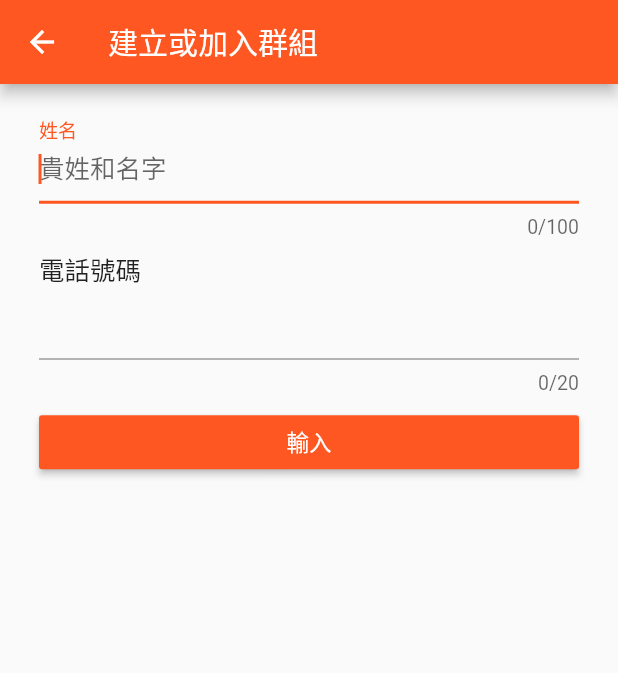
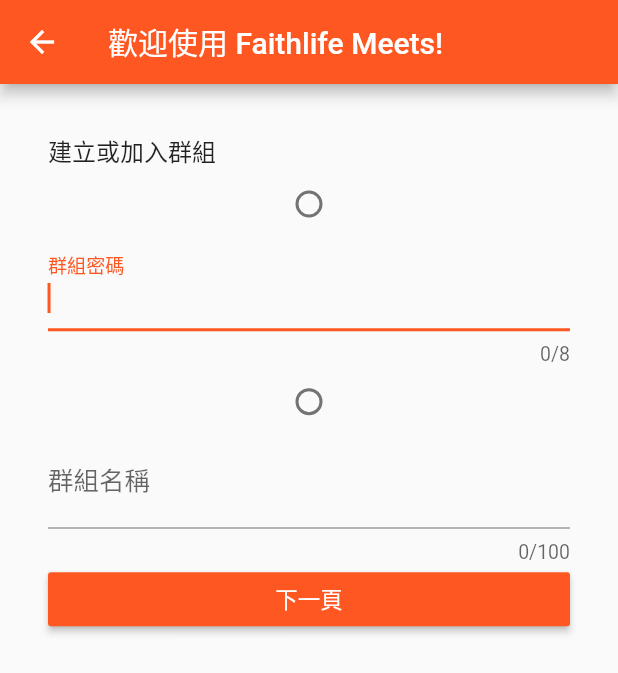
Before and after one commit to jonafanho/Faithlife-Hackathon-2019, a Flutter app: the CreateJoinGroup screen opened directly, on a phone screen of 412 x 824 dp. Shown: the top 673 px of the screen. Run offline on Flutter 3.47's test engine with Material 2 defaults, Android fonts, the phone set to English and light mode, and no system bars; our stand-ins replace google_maps_flutter, location.

Commit message:
Began the create or join group page.

```diff
--- a/assets/zh.json
+++ b/assets/zh.json
@@ -1,12 +1,18 @@
 {
   "address-book": "通訊錄",
+  "back": "上一頁",
+  "create-group": "建立群組",
   "create-join": "建立或加入群組",
+  "group-name": "群組名稱",
   "help": "幫助",
   "home": "主頁",
+  "join-room": "加入群組",
   "name": "姓名",
-  "name-details": "貴姓和名字",
+  "next": "下一頁",
   "phone": "電話號碼",
   "ok": "確定",
+  "room-code": "群組密碼",
   "settings": "設定",
-  "submit": "輸入"
+  "submit": "輸入",
+  "welcome": "歡迎使用"
 }
--- a/lib/createJoinGroup.dart
+++ b/lib/createJoinGroup.dart
@@ -10,27 +10,83 @@ class CreateJoinGroup extends StatelessWidget {
   Widget build(BuildContext context) {
     return Scaffold(
       appBar: AppBar(
-        title: Text(AppLocalizations.of(context).translate("create-join")),
+        title: Text(AppLocalizations.of(context).translate("welcome") +
+            " Faithlife Meets!"),
       ),
       body: ListView(
-        padding: EdgeInsets.all(10),
+        padding: EdgeInsets.all(32),
         children: <Widget>[
-          ListTile(
-            title: TextField(
+          Text(
+            AppLocalizations.of(context).translate("create-join"),
+            style: TextStyle(fontSize: 16),
+          ),
+          Radio(value: 0, groupValue: 1, onChanged: (value) {}),
+          TextField(
+            decoration: InputDecoration(
+              labelText: AppLocalizations.of(context).translate("room-code"),
+              enabled: true,
+            ),
+            autofocus: true,
+            autocorrect: false,
+            maxLength: 8,
+          ),
+          Radio(value: 0, groupValue: 1, onChanged: (value) {}),
+          TextField(
+            decoration: InputDecoration(
+              labelText: AppLocalizations.of(context).translate("group-name"),
+              enabled: true,
+            ),
+            autocorrect: false,
+            maxLength: 100,
+            inputFormatters: <TextInputFormatter>[
+              WhitelistingTextInputFormatter.digitsOnly
+            ],
+            keyboardType: TextInputType.number,
+          ),
+          RaisedButton(
+            onPressed: () {
+              Navigator.pop(context);
+            },
+            textColor: Colors.white,
+            color: themeColour,
+            child: Text(AppLocalizations.of(context).translate("next")),
+          ),
+        ],
+      ),
+    );
+  }
+}
+
+class NamePhone extends StatelessWidget {
+  // This widget is the root of your application.
+  @override
+  Widget build(BuildContext context) {
+    return Scaffold(
+      appBar: AppBar(
+        title: Text(AppLocalizations.of(context).translate("welcome") +
+            " Faithlife Meets!"),
+      ),
+      body: ListView(
+        padding: EdgeInsets.all(32),
+        children: <Widget>[
+          Text(
+            AppLocalizations.of(context).translate("create-join"),
+            style: TextStyle(fontSize: 16),
+          ),
+          TextField(
             decoration: InputDecoration(
               labelText: AppLocalizations.of(context).translate("name"),
-                hintText: AppLocalizations.of(context).translate("name-details"),
               enabled: true,
             ),
             autofocus: true,
             autocorrect: false,
             maxLength: 100,
           ),
+          TextField(
+            decoration: InputDecoration(
+              labelText: AppLocalizations.of(context).translate("phone"),
+              enabled: true,
             ),
-          ListTile(
-            title: Text(AppLocalizations.of(context).translate("phone")),
-            subtitle: TextField(
-              enabled: true,
             autocorrect: false,
             maxLength: 20,
             inputFormatters: <TextInputFormatter>[
@@ -38,16 +94,13 @@ class CreateJoinGroup extends StatelessWidget {
             ],
             keyboardType: TextInputType.number,
           ),
-          ),
-          ListTile(
-            title: RaisedButton(
+          RaisedButton(
             onPressed: () {
               Navigator.pop(context);
             },
             textColor: Colors.white,
             color: themeColour,
-              child: Text(AppLocalizations.of(context).translate("submit")),
-            ),
+            child: Text(AppLocalizations.of(context).translate("next")),
           ),
         ],
       ),
```
Also changed, not shown: assets/en.json (+8 -2 lines), lib/main.dart (+21 -12 lines). Lines whose indentation alone changed are shown as unchanged.
